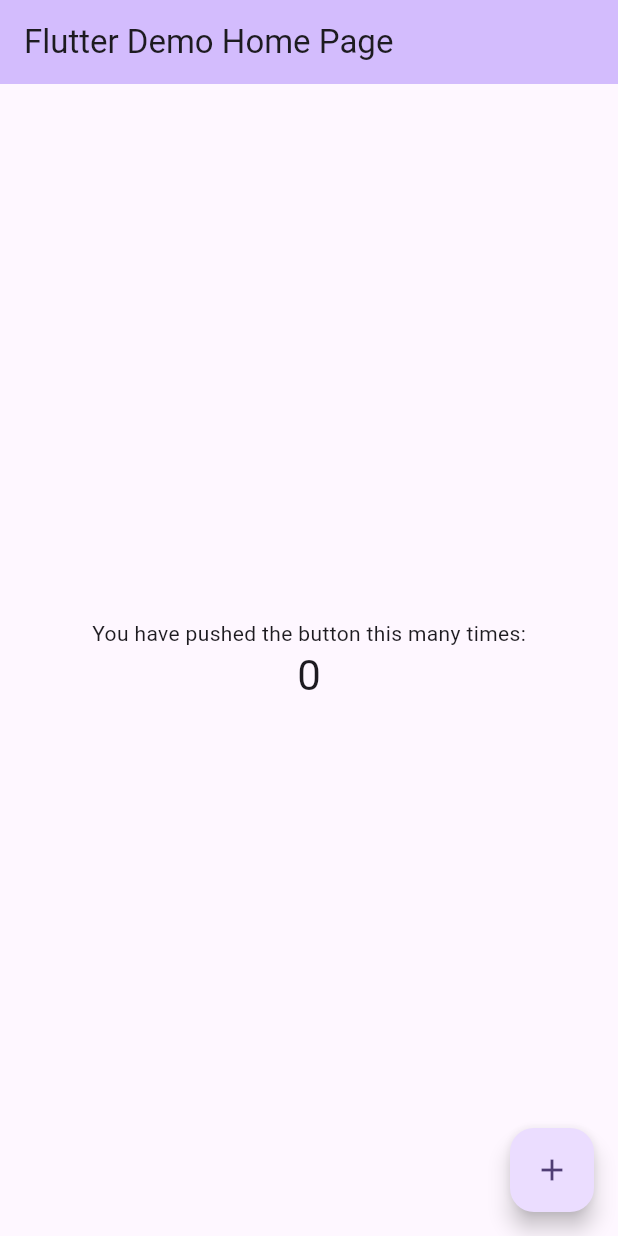
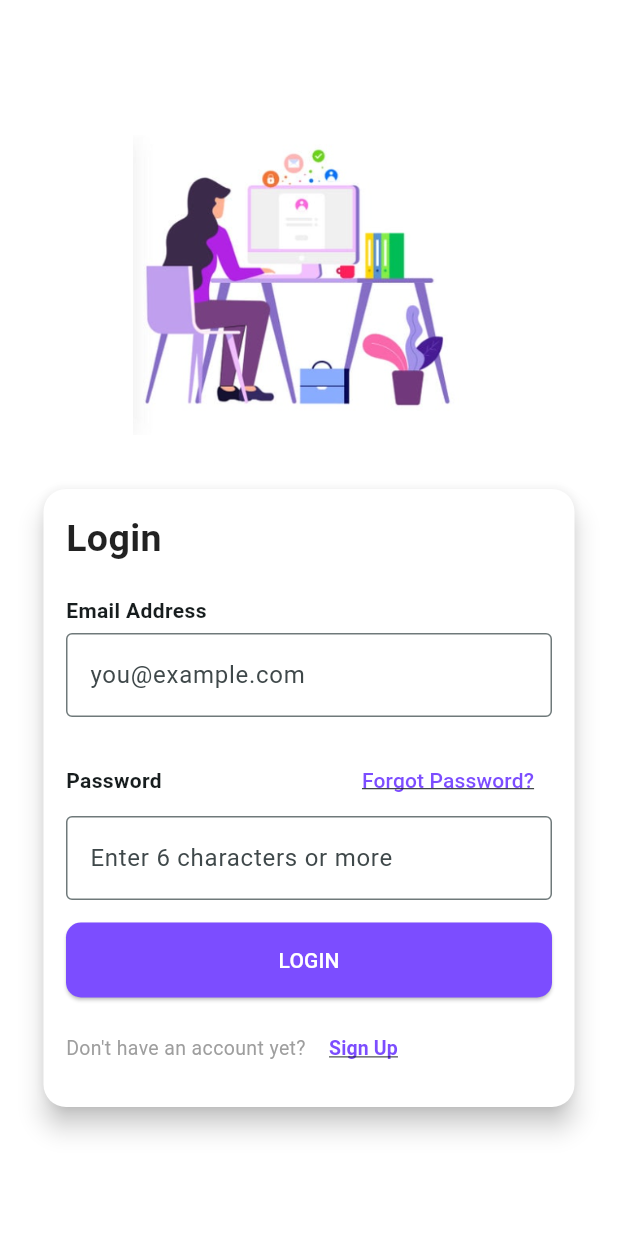
Before and after one commit to pulkitsharma96/Hr_product, a Flutter app: the screen it shows after launch, on a phone screen of 412 x 824 dp. Run offline on Flutter 3.47's test engine with Material 3 defaults, Android fonts, the phone set to English and light mode, and no system bars.

Commit message:
login screen

```diff
--- /dev/null
+++ b/lib/login_screen.dart
@@ -0,0 +1,181 @@
+import 'package:flutter/material.dart';
+
+class LoginScreen extends StatefulWidget {
+  @override
+  _LoginScreenState createState() => _LoginScreenState();
+}
+
+class _LoginScreenState extends State<LoginScreen> {
+  @override
+  Widget build(BuildContext context) {
+    return Scaffold(
+      backgroundColor: Colors.white,
+      body: Center(
+        child: LayoutBuilder(
+          builder: (context, constraints) {
+            bool isMobile = constraints.maxWidth < 800;
+
+            return SingleChildScrollView(
+              child: Container(
+                width: double.infinity,
+                padding: const EdgeInsets.symmetric(horizontal: 13.0),
+                decoration: BoxDecoration(
+                  color: Colors.white,
+                  borderRadius: BorderRadius.circular(15),
+                ),
+                child: isMobile
+                    ? Column(
+                  mainAxisAlignment: MainAxisAlignment.center,
+                  children: [
+                    Padding(
+                      padding:
+                      const EdgeInsets.symmetric(vertical: 20.0),
+                      child: Image.asset(
+                        'assets/Images/loginImage.png',
+                        height: 200,
+                        fit: BoxFit.cover,
+                      ),
+                    ),
+                    _buildLoginForm(),
+                  ],
+                )
+
+                    : Row(
+                  children: [
+                    Expanded(
+                      flex: 2,
+                      child: Padding(
+                        padding:
+                        const EdgeInsets.symmetric(vertical: 20.0),
+                        child: Image.asset(
+                          'assets/Images/loginImage.png',
+                          height: 400,
+                          fit: BoxFit.cover,
+                        ),
+                      ),
+                    ),
+                    Expanded(
+                      flex: 2,
+                      child: _buildLoginForm(),
+                    ),
+                  ],
+                ),
+              ),
+            );
+          },
+        ),
+      ),
+    );
+  }
+
+
+  Widget _buildLoginForm() {
+    return Card(
+      elevation: 7,
+      shape: RoundedRectangleBorder(
+        borderRadius: BorderRadius.circular(15),
+      ),
+      color: Colors.white,
+      margin: const EdgeInsets.all(16.0),
+      child: Padding(
+        padding: const EdgeInsets.all(15.0),
+        child: Column(
+          mainAxisSize: MainAxisSize.min,
+          crossAxisAlignment: CrossAxisAlignment.start,
+          children: [
+            const Text(
+              'Login',
+              style: TextStyle(
+                fontSize: 25,
+                fontWeight: FontWeight.bold,
+                color: Colors.black87,
+              ),
+            ),
+            const SizedBox(height: 20),
+            const Text(
+              "Email Address",
+              style: TextStyle(
+                fontWeight: FontWeight.bold,
+              ),
+            ),
+            const SizedBox(height: 5),
+            const TextField(
+              decoration: InputDecoration(
+                hintText: 'you@example.com',
+                border: OutlineInputBorder(),
+              ),
+            ),
+            const SizedBox(height: 18),
+            Row(
+              mainAxisAlignment: MainAxisAlignment.spaceBetween,
+              children: [
+                const Text(
+                  'Password',
+                  style: TextStyle(
+                    fontWeight: FontWeight.bold,
+                  ),
+                ),
+                TextButton(
+                  onPressed: () {},
+                  child: const Text(
+                    'Forgot Password?',
+                    style: TextStyle(
+                      color: Colors.deepPurpleAccent,
+                      decoration: TextDecoration.underline,
+                    ),
+                  ),
+                ),
+              ],
+            ),
+            const TextField(
+              obscureText: true,
+              decoration: InputDecoration(
+                hintText: 'Enter 6 characters or more',
+                border: OutlineInputBorder(),
+              ),
+            ),
+            const SizedBox(height: 15),
+            ElevatedButton(
+              onPressed: () {},
+              style: ElevatedButton.styleFrom(
+                backgroundColor: Colors.deepPurpleAccent,
+                minimumSize: const Size(double.infinity, 50),
+                shape: RoundedRectangleBorder(
+                  borderRadius: BorderRadius.circular(10),
+                ),
+              ),
+              child: const Text(
+                'LOGIN',
+                style: TextStyle(color: Colors.white),
+              ),
+            ),
+            const SizedBox(height: 10),
+            Row(
+              children: [
+                const Text(
+                  "Don't have an account yet? ",
+                  style: TextStyle(
+                    fontSize: 13,
+                    color: Colors.grey,
+                  ),
+                ),
+                TextButton(
+                  onPressed: () {},
+                  child: const Text(
+                    "Sign Up",
+                    style: TextStyle(
+                      fontWeight: FontWeight.bold,
+                      fontSize: 13,
+                      color: Colors.deepPurpleAccent,
+                      decoration: TextDecoration.underline,
+                    ),
+                  ),
+                ),
+              ],
+            ),
+          ],
+        ),
+      ),
+    );
+  }
+}
--- a/lib/main.dart
+++ b/lib/main.dart
@@ -1,4 +1,5 @@
 import 'package:flutter/material.dart';
+import 'package:hr_product/login_screen.dart';
 
 void main() {
   runApp(const MyApp());
@@ -11,6 +12,7 @@
   @override
   Widget build(BuildContext context) {
     return MaterialApp(
+      debugShowCheckedModeBanner: false,
       title: 'Flutter Demo',
       theme: ThemeData(
         // This is the theme of your application.
@@ -28,10 +30,10 @@
         //
         // This works for code too, not just values: Most code changes can be
         // tested with just a hot reload.
-        colorScheme: ColorScheme.fromSeed(seedColor: Colors.deepPurple),
+        colorScheme: ColorScheme.fromSeed(seedColor: Colors.white),
         useMaterial3: true,
       ),
-      home: const MyHomePage(title: 'Flutter Demo Home Page'),
+      home:  LoginScreen(),
     );
   }
 }
```
Also changed, not shown: pubspec.yaml (+6 -3 lines), assets/Images/loginImage.png (added).
